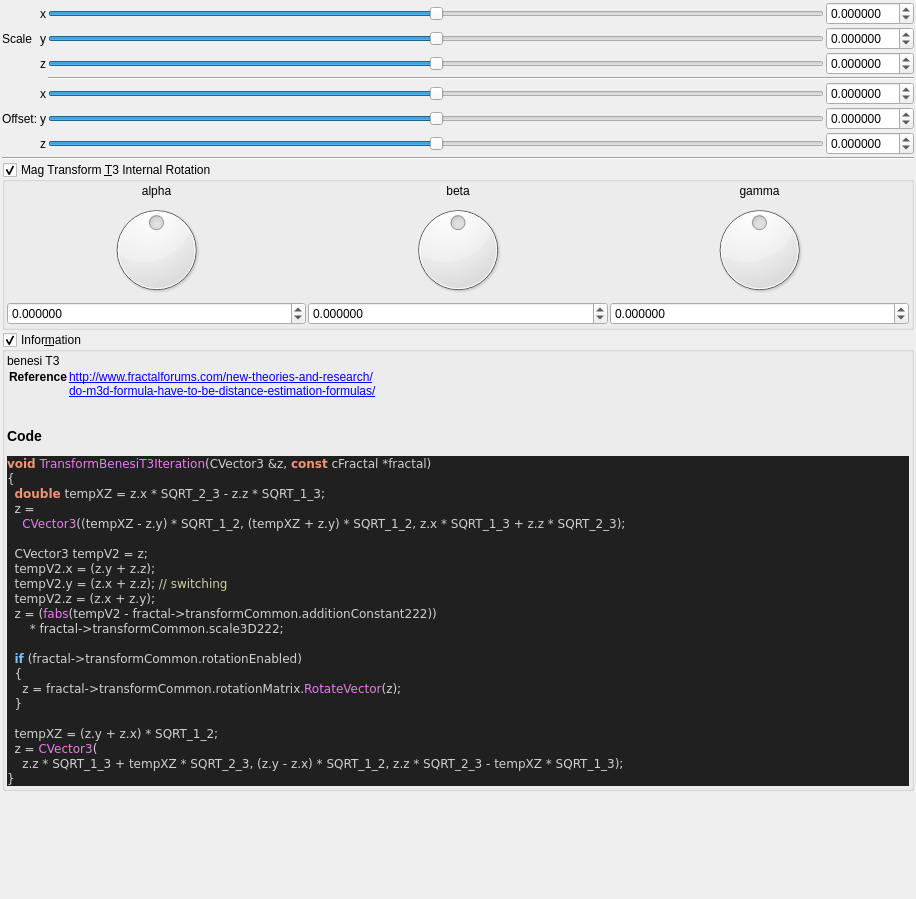
The window that mandelbulber2/qt_data/fractal_transf_benesi_T3.ui (buddhi1980/mandelbulber2) describes before a commit, drawn with Qt 5.
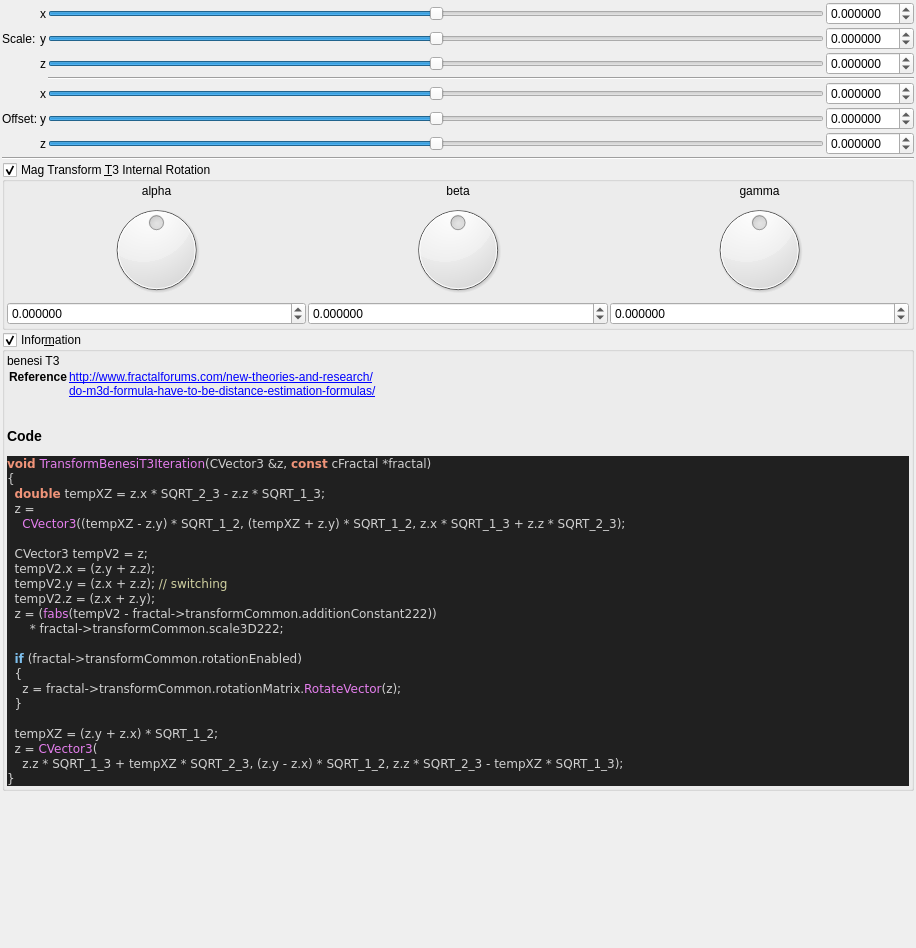
The same window after the commit. Custom widgets are drawn as their Qt base class.

```diff
--- a/mandelbulber2/qt_data/fractal_transf_benesi_T3.ui
+++ b/mandelbulber2/qt_data/fractal_transf_benesi_T3.ui
@@ -7,7 +7,7 @@
     <x>0</x>
     <y>0</y>
     <width>916</width>
-    <height>899</height>
+    <height>948</height>
    </rect>
   </property>
   <property name="windowTitle">
@@ -151,7 +151,7 @@
      <item row="1" column="1">
       <widget class="QLabel" name="label_258">
        <property name="text">
-        <string>Scale</string>
+        <string>Scale:</string>
        </property>
       </widget>
      </item>
```
Left out of the diff: 22 changed lines with no effect on the pictures.
